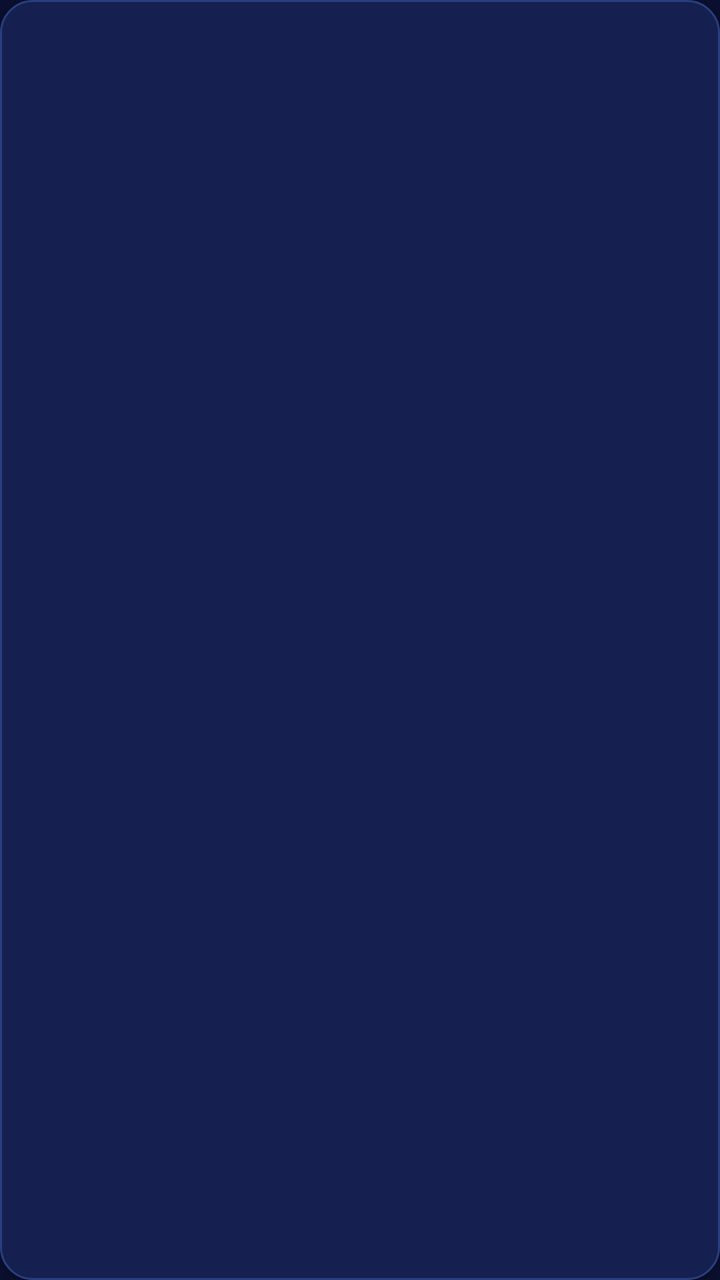
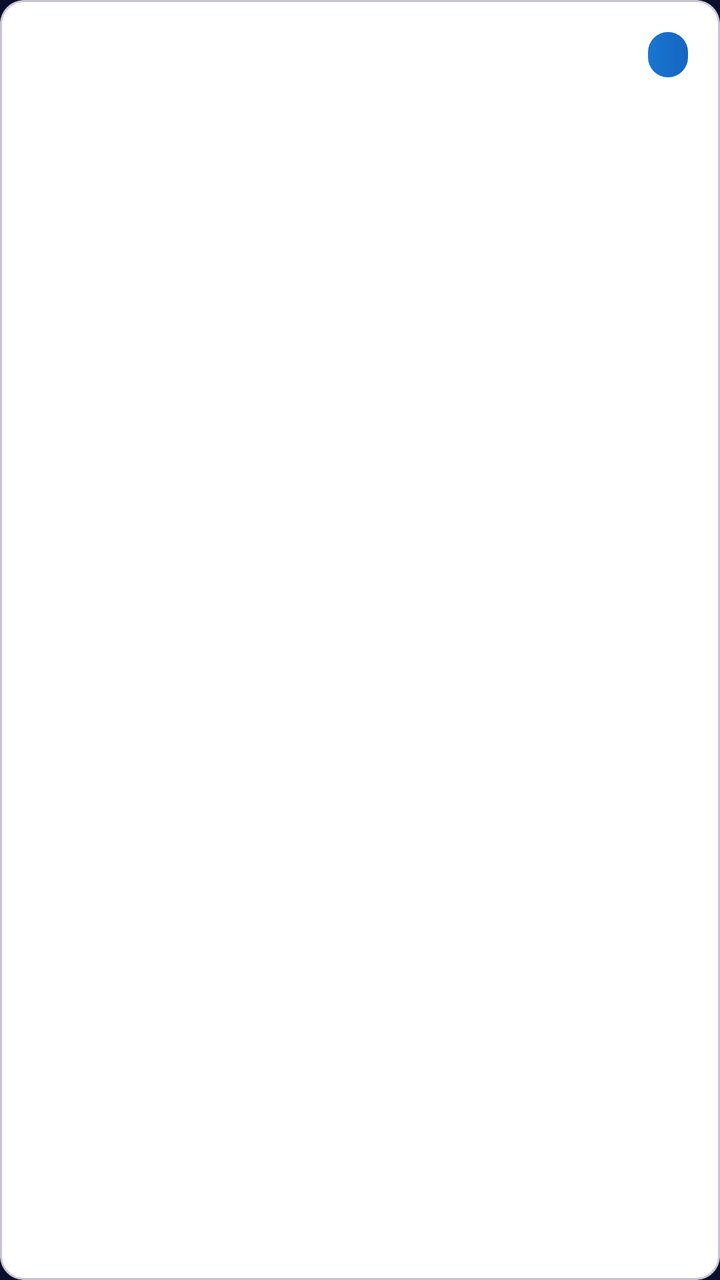

The first picture is an Android layout as it rendered before a commit; the second is the same layout after the commit. The layout source and the unified diff follow.
<!-- AndroidManifest.xml: application theme Theme.SmileSync -->
<!-- res/layout/item_treatment_case.xml -->
<?xml version="1.0" encoding="utf-8"?>
<LinearLayout xmlns:android="http://schemas.android.com/apk/res/android"
    android:layout_width="match_parent"
    android:layout_height="wrap_content"
    android:orientation="vertical"
    android:background="@drawable/bg_patient_card"
    android:padding="14dp"
    android:layout_marginBottom="10dp"
    android:elevation="2dp">

    <LinearLayout
        android:layout_width="match_parent"
        android:layout_height="wrap_content"
        android:orientation="horizontal"
        android:gravity="center_vertical"
        android:layout_marginBottom="6dp">

        <TextView
            android:id="@+id/tv_case_title"
            android:layout_width="0dp"
            android:layout_height="wrap_content"
            android:layout_weight="1"
            android:textColor="@color/text_white"
            android:textSize="14sp"
            android:textStyle="bold"
            android:maxLines="1"
            android:ellipsize="end" />

        <TextView
            android:id="@+id/tv_case_status"
            android:layout_width="wrap_content"
            android:layout_height="wrap_content"
            android:textColor="#FFFFFF"
            android:textSize="10sp"
            android:textStyle="bold"
            android:paddingLeft="8dp"
            android:paddingRight="8dp"
            android:paddingTop="3dp"
            android:paddingBottom="3dp"
            android:layout_marginLeft="8dp" />
    </LinearLayout>

    <TextView
        android:id="@+id/tv_case_patient"
        android:layout_width="wrap_content"
        android:layout_height="wrap_content"
        android:textColor="@color/text_light_gray"
        android:textSize="12sp"
        android:layout_marginBottom="4dp" />

    <TextView
        android:id="@+id/tv_case_date"
        android:layout_width="wrap_content"
        android:layout_height="wrap_content"
        android:textColor="#5A7AAF"
        android:textSize="11sp" />

</LinearLayout>
<!-- resources referenced by this layout -->
<resources>
  <color name="text_light_gray">#B0BEC5</color>
  <color name="text_white">#FFFFFF</color>
  <!-- drawable bg_patient_card (drawable) -->
  <?xml version="1.0" encoding="utf-8"?>
  <shape xmlns:android="http://schemas.android.com/apk/res/android"
      android:shape="rectangle">
      <solid android:color="#162050" />
      <corners android:radius="16dp" />
      <stroke
          android:width="1dp"
          android:color="#2A3F7E" />
  </shape>
  <style name="Theme.SmileSync" parent="Base.Theme.SmileSync" />
  <style name="Base.Theme.SmileSync" parent="Theme.Material3.Light.NoActionBar">
          <item name="colorPrimary">@color/accent_blue</item>
          <item name="colorPrimaryVariant">@color/accent_blue_light</item>
          <item name="colorOnPrimary">@color/white</item>
          <item name="android:windowBackground">@color/bg_dark_navy</item>
          <item name="android:statusBarColor" tools:targetApi="21">@color/bg_dark_navy</item>
          <item name="android:navigationBarColor">@color/bg_dark_navy</item>
      </style>
  <color name="accent_blue">#1565C0</color>
  <color name="accent_blue_light">#1976D2</color>
  <color name="white">#FFFFFFFF</color>
  <color name="bg_dark_navy">#0A0F2E</color>
</resources>

<!-- the commit's change to res/layout/item_treatment_case.xml (unified diff, before → after) -->
@@ -1,58 +1,93 @@
-<?xml version="1.0" encoding="utf-8"?>
-<LinearLayout xmlns:android="http://schemas.android.com/apk/res/android"
+﻿<?xml version="1.0" encoding="utf-8"?>
+<com.google.android.material.card.MaterialCardView 
+    xmlns:android="http://schemas.android.com/apk/res/android"
+    xmlns:app="http://schemas.android.com/apk/res-auto"
     android:layout_width="match_parent"
     android:layout_height="wrap_content"
-    android:orientation="vertical"
-    android:background="@drawable/bg_patient_card"
-    android:padding="14dp"
-    android:layout_marginBottom="10dp"
-    android:elevation="2dp">
+    android:layout_marginBottom="12dp"
+    app:cardCornerRadius="12dp"
+    app:cardElevation="0dp"
+    app:cardBackgroundColor="#FFFFFF">
 
     <LinearLayout
         android:layout_width="match_parent"
         android:layout_height="wrap_content"
-        android:orientation="horizontal"
-        android:gravity="center_vertical"
-        android:layout_marginBottom="6dp">
+        android:orientation="vertical"
+        android:padding="16dp">
 
+        
+        <LinearLayout
+            android:layout_width="match_parent"
+            android:layout_height="wrap_content"
+            android:orientation="horizontal"
+            android:gravity="center_vertical"
+            android:layout_marginBottom="8dp">
+
+            <TextView
+                android:id="@+id/tv_case_patient"
+                android:layout_width="0dp"
+                android:layout_height="wrap_content"
+                android:layout_weight="1"
+                android:textColor="#1A2B4A"
+                android:textSize="15sp"
+                android:textStyle="bold"
+                android:maxLines="1"
+                android:ellipsize="end" />
+
+            <TextView
+                android:id="@+id/tv_case_status"
+                android:layout_width="wrap_content"
+                android:layout_height="wrap_content"
+                android:textColor="#FFFFFF"
+                android:textSize="11sp"
+                android:textStyle="bold"
+                android:paddingStart="10dp"
+                android:paddingEnd="10dp"
+                android:paddingTop="4dp"
+                android:paddingBottom="4dp"
+                android:background="@drawable/bg_chip_modern_selected"
+                android:layout_marginStart="8dp" />
+        </LinearLayout>
+
+        
         <TextView
             android:id="@+id/tv_case_title"
-            android:layout_width="0dp"
+            android:layout_width="match_parent"
             android:layout_height="wrap_content"
-            android:layout_weight="1"
-            android:textColor="@color/text_white"
+            android:textColor="#666666"
             android:textSize="14sp"
-            android:textStyle="bold"
-            android:maxLines="1"
+            android:layout_marginBottom="6dp"
+            android:maxLines="2"
             android:ellipsize="end" />
 
-        <TextView
-            android:id="@+id/tv_case_status"
-            android:layout_width="wrap_content"
+        
+        <LinearLayout
+            android:layout_width="match_parent"
             android:layout_height="wrap_content"
-            android:textColor="#FFFFFF"
-            android:textSize="10sp"
-            android:textStyle="bold"
-            android:paddingLeft="8dp"
-            android:paddingRight="8dp"
-            android:paddingTop="3dp"
-            android:paddingBottom="3dp"
-            android:layout_marginLeft="8dp" />
+            android:orientation="horizontal"
+            android:gravity="center_vertical">
+
+            <TextView
+                android:id="@+id/tv_case_date"
+                android:layout_width="0dp"
+                android:layout_height="wrap_content"
+                android:layout_weight="1"
+                android:textColor="#999999"
+                android:textSize="12sp" />
+
+            <TextView
+                android:id="@+id/tv_case_plan_status"
+                android:layout_width="wrap_content"
+                android:layout_height="wrap_content"
+                android:textColor="#999999"
+                android:textSize="11sp"
+                android:paddingStart="8dp"
+                android:paddingEnd="8dp"
+                android:paddingTop="3dp"
+                android:paddingBottom="3dp"
+                android:background="#F5F5F5"
+                android:layout_marginStart="8dp"
+                android:visibility="gone" />
+        </LinearLayout>
     </LinearLayout>
-
-    <TextView
-        android:id="@+id/tv_case_patient"
-        android:layout_width="wrap_content"
-        android:layout_height="wrap_content"
-        android:textColor="@color/text_light_gray"
-        android:textSize="12sp"
-        android:layout_marginBottom="4dp" />
-
-    <TextView
-        android:id="@+id/tv_case_date"
-        android:layout_width="wrap_content"
-        android:layout_height="wrap_content"
-        android:textColor="#5A7AAF"
-        android:textSize="11sp" />
-
-</LinearLayout>
+</com.google.android.material.card.MaterialCardView>
<!-- resource entries referenced after the edit -->
@@ -1,16 +1,15 @@
 <!-- resources referenced by this layout -->
 <resources>
-  <color name="text_light_gray">#B0BEC5</color>
-  <color name="text_white">#FFFFFF</color>
-  <!-- drawable bg_patient_card (drawable) -->
+  <!-- drawable bg_chip_modern_selected (drawable) -->
   <?xml version="1.0" encoding="utf-8"?>
   <shape xmlns:android="http://schemas.android.com/apk/res/android"
       android:shape="rectangle">
-      <solid android:color="#162050" />
-      <corners android:radius="16dp" />
-      <stroke
-          android:width="1dp"
-          android:color="#2A3F7E" />
+      <gradient
+          android:angle="0"
+          android:startColor="#1976D2"
+          android:endColor="#1565C0"
+          android:type="linear" />
+      <corners android:radius="20dp" />
   </shape>
   <style name="Theme.SmileSync" parent="Base.Theme.SmileSync" />
   <style name="Base.Theme.SmileSync" parent="Theme.Material3.Light.NoActionBar">
